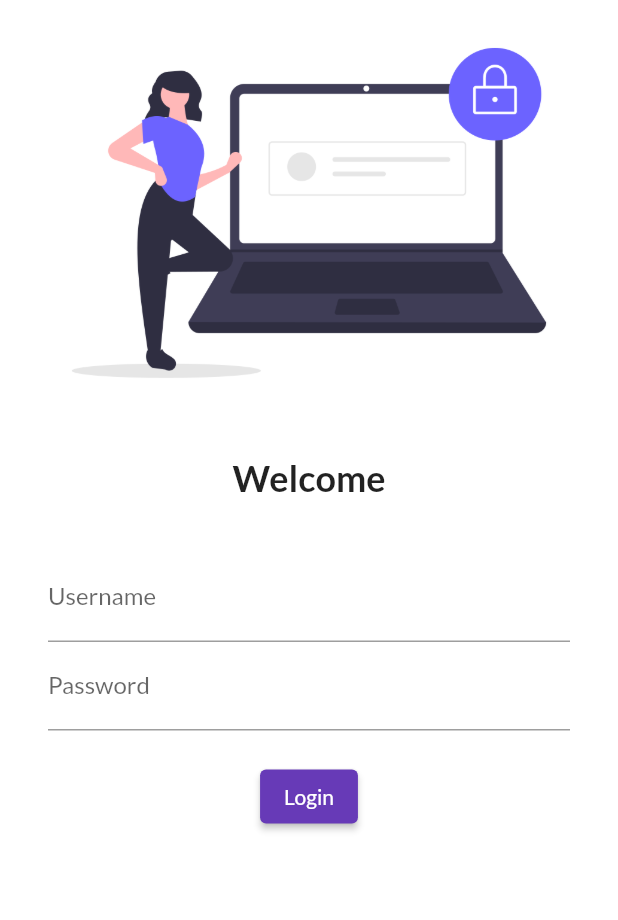
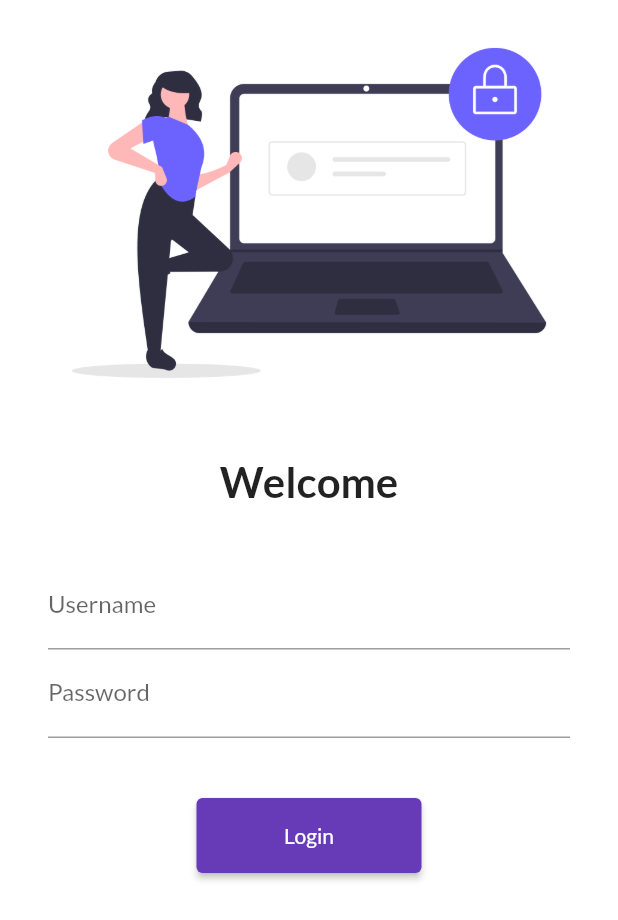
Before and after one commit to alokhegde2/flutter_apps, a Flutter app: the screen it shows after launch, on a phone screen of 412 x 824 dp. Shown: the top 920 px of the screen. Run offline on Flutter 3.47's test engine with Material 2 defaults, Android fonts, the light colour scheme and no system bars; our stand-ins replace google_fonts.

Commit message:
Day5 Completed

```diff
--- a/lib/main.dart
+++ b/lib/main.dart
@@ -2,6 +2,7 @@
 import 'package:google_fonts/google_fonts.dart';
 import 'package:online_shop/pages/login_page.dart';
 import 'package:google_fonts/google_fonts.dart';
+import 'package:online_shop/utils/routes.dart';
 
 import 'pages/home_page.dart';
 
@@ -27,8 +28,8 @@
       ),
       initialRoute: "/login",
       routes: {
-        "/": (context) => HomePage(),
-        "/login": (context) => LoginPage()
+        MyRoutes.homeRoute: (context) => HomePage(),
+        MyRoutes.loginRoute: (context) => LoginPage()
       },
     );
   }
--- a/lib/pages/login_page.dart
+++ b/lib/pages/login_page.dart
@@ -1,10 +1,12 @@
 import 'package:flutter/material.dart';
+import 'package:online_shop/utils/routes.dart';
 
 class LoginPage extends StatelessWidget {
   @override
   Widget build(BuildContext context) {
     return Material(
       color: Colors.white,
+      child: SingleChildScrollView(
         child: Column(
           children: [
             Image.asset(
@@ -17,7 +19,7 @@
             Text(
               "Welcome",
               style: TextStyle(
-              fontSize: 24,
+                fontSize: 28,
                 fontWeight: FontWeight.bold,
               ),
             ),
@@ -43,20 +45,23 @@
                     ),
                   ),
                   SizedBox(
-                  height: 20.0,
+                    height: 40.0,
                   ),
                   ElevatedButton(
                     onPressed: () {
-                    print("Test login");
+                      Navigator.pushNamed(context, MyRoutes.homeRoute);
                     },
                     child: Text("Login"),
-                  style: TextButton.styleFrom(),
+                    style: TextButton.styleFrom(
+                      minimumSize: Size(150.0, 50.0),
+                    ),
                   ),
                 ],
               ),
             ),
           ],
         ),
+      ),
     );
   }
 }
--- /dev/null
+++ b/lib/utils/routes.dart
@@ -0,0 +1,4 @@
+class MyRoutes {
+  static String loginRoute = "/login";
+  static String homeRoute = "/home";
+}
```
Lines whose indentation alone changed are shown as unchanged.
